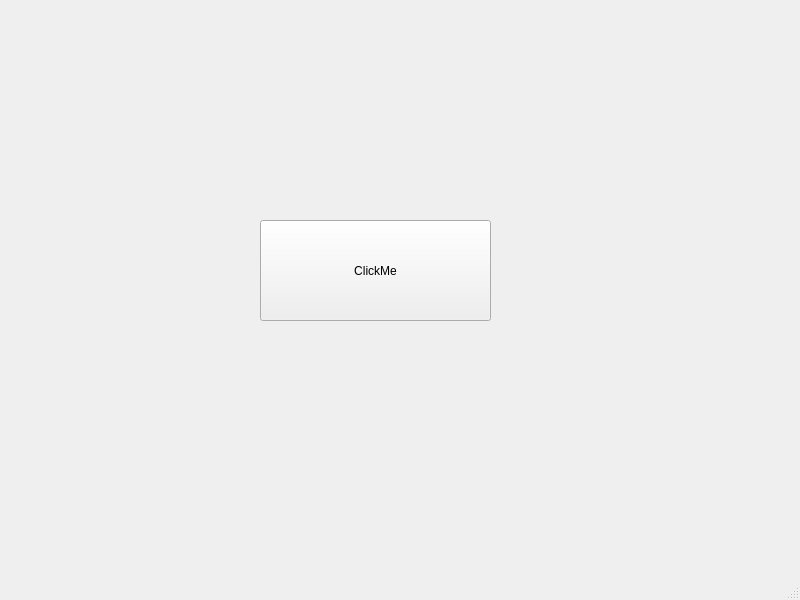
This is Helloworld/form.ui in gurulinuxer/PyQt as Qt 5 draws it before an edit. The edited form follows.
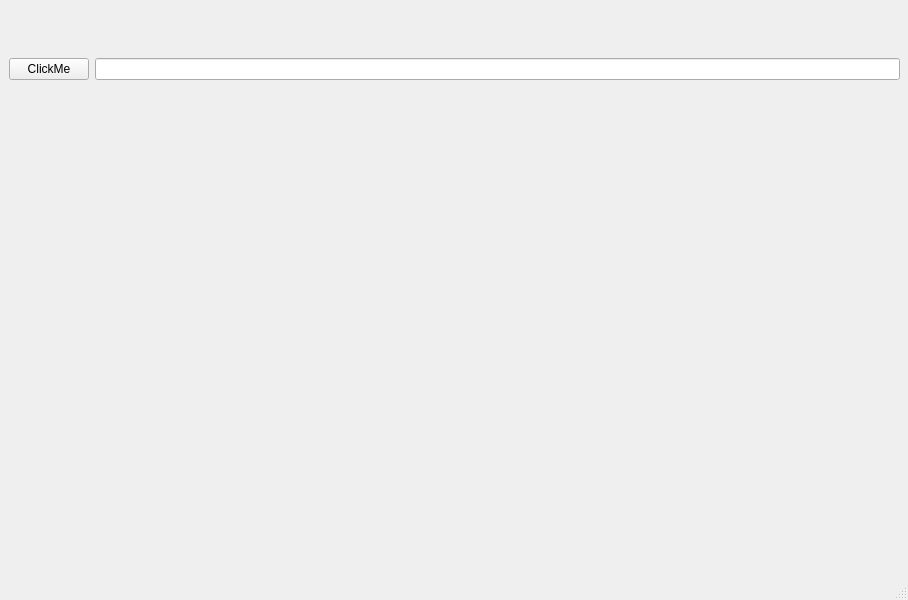
This is the edited form.

What changed in the file:
```diff
--- a/Helloworld/form.ui
+++ b/Helloworld/form.ui
@@ -6,7 +6,7 @@
    <rect>
     <x>0</x>
     <y>0</y>
-    <width>800</width>
+    <width>908</width>
     <height>600</height>
    </rect>
   </property>
@@ -14,18 +14,27 @@
    <string>Helloworld</string>
   </property>
   <widget class="QWidget" name="centralwidget">
-   <widget class="QPushButton" name="pushButton_hello">
+   <widget class="QWidget" name="gridLayoutWidget">
     <property name="geometry">
      <rect>
-      <x>260</x>
-      <y>220</y>
-      <width>231</width>
-      <height>101</height>
+      <x>9</x>
+      <y>9</y>
+      <width>891</width>
+      <height>121</height>
      </rect>
     </property>
-    <property name="text">
-     <string>ClickMe</string>
-    </property>
+    <layout class="QGridLayout" name="gridLayout">
+     <item row="0" column="0">
+      <widget class="QPushButton" name="pushButton_hello">
+       <property name="text">
+        <string>ClickMe</string>
+       </property>
+      </widget>
+     </item>
+     <item row="0" column="1">
+      <widget class="QLineEdit" name="lineEdit"/>
+     </item>
+    </layout>
    </widget>
   </widget>
   <widget class="QMenuBar" name="menubar">
```
Left out of the diff: 4 changed lines with no effect on the pictures.
